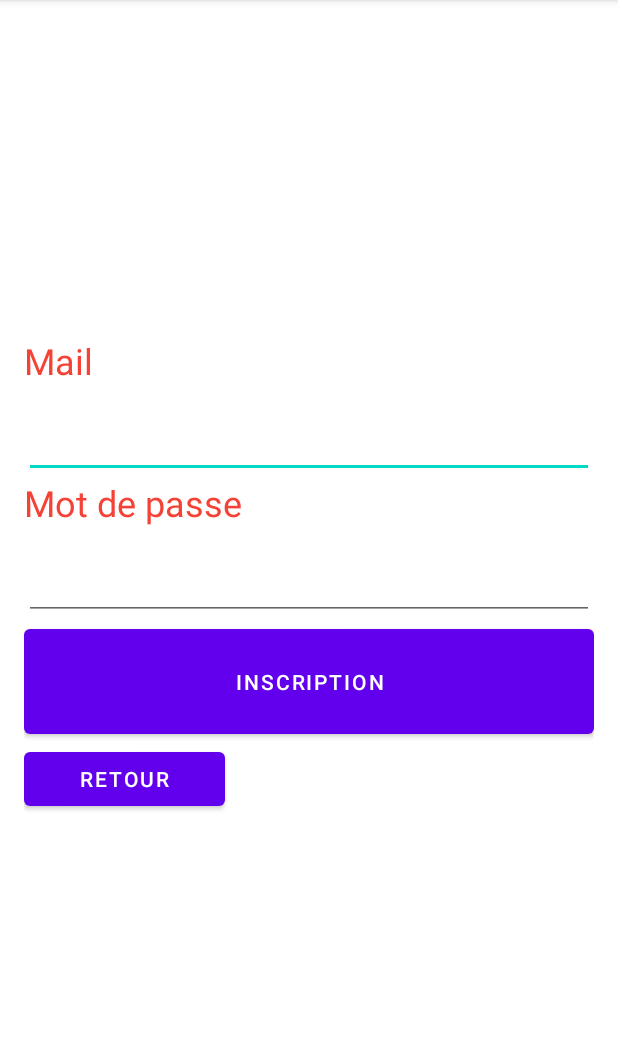
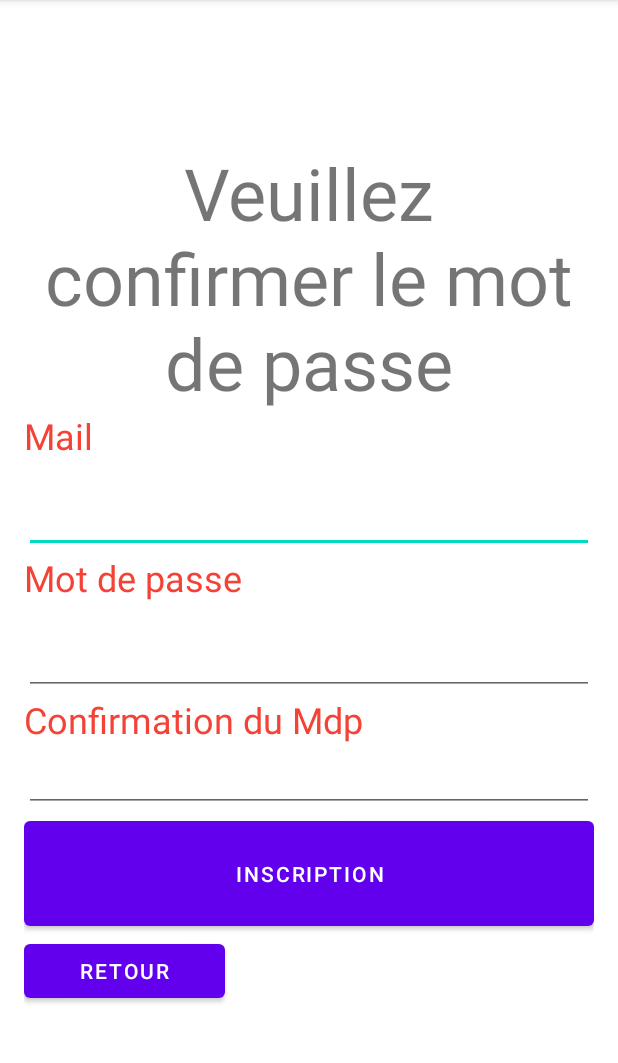
Before and after one commit to CodersClassroom/projet-BoBynou, an Android app: the Sign_upActivity screen opened directly, with no data from a screen before it, after a tap on "INSCRIPTION", on a phone screen of 412 x 824 dp, the part 84-1147 px from its top. Run offline under Robolectric (Android 15) with nearby library versions, the phone set to English and light mode, and no system bars; our stand-ins replace Firebase (no records; nobody signed in at launch, a user with empty details on screens opened directly).

```diff
--- a/app/src/main/java/com/example/topchef/Activities/Sign_upActivity.kt
+++ b/app/src/main/java/com/example/topchef/Activities/Sign_upActivity.kt
@@ -6,6 +6,7 @@ import android.os.Bundle
 import android.util.Log
 import android.widget.Button
 import android.widget.EditText
+import android.widget.TextView
 import android.widget.Toast
 import androidx.appcompat.app.AppCompatActivity
 import com.example.topchef.R
@@ -26,7 +27,10 @@ class Sign_upActivity : AppCompatActivity() {
 
             val email = findViewById<EditText>(R.id.Mail)
             val mdp = findViewById<EditText>(R.id.MotdePasse)
+            val confirmMdp = findViewById<EditText>(R.id.ConfirmMdp)
+            val Title = findViewById<TextView>(R.id.textView4)
 
+            if (mdp == confirmMdp && mdp.text.toString() != null && confirmMdp.text.toString() != null && email.text.toString() != null){
                 auth.createUserWithEmailAndPassword(email.text.toString(), mdp.text.toString())
                     .addOnCompleteListener(this) { task ->
                         if (task.isSuccessful) {
@@ -43,6 +47,11 @@ class Sign_upActivity : AppCompatActivity() {
                         }
                     }
             }
+            else{
+                Title.setText("Veuillez confirmer le mot de passe")
+            }
+
+        }
         val retourClick = findViewById<Button>(R.id.retour_button)
         retourClick.setOnClickListener {
             val intent = Intent(this@Sign_upActivity, MainActivity::class.java)
--- a/app/src/main/res/layout/activity_sign_up.xml
+++ b/app/src/main/res/layout/activity_sign_up.xml
@@ -12,8 +12,19 @@
         android:layout_width="match_parent"
         android:layout_height="wrap_content"
         android:layout_centerInParent="true"
-        android:layout_margin="16dp"
+        android:layout_marginStart="16dp"
+        android:layout_marginTop="16dp"
+        android:layout_marginEnd="16dp"
+        android:layout_marginBottom="16dp"
         android:orientation="vertical">
+
+        <TextView
+            android:id="@+id/textView4"
+            android:layout_width="match_parent"
+            android:layout_height="wrap_content"
+            android:text="S'inscrire"
+            android:textAlignment="center"
+            android:textSize="48sp" />
 
         <TextView
             android:id="@+id/textView"
@@ -23,6 +34,7 @@
             android:textAlignment="viewStart"
             android:textColor="#F44336"
             android:textSize="24sp" />
+
         <EditText
             android:id="@+id/Mail"
             android:layout_width="match_parent"
@@ -46,6 +58,21 @@
             android:ems="10"
             android:inputType="textPassword" />
 
+        <TextView
+            android:id="@+id/textView5"
+            android:layout_width="match_parent"
+            android:layout_height="wrap_content"
+            android:text="Confirmation du Mdp"
+            android:textColor="#F44336"
+            android:textSize="24sp" />
+
+        <EditText
+            android:id="@+id/ConfirmMdp"
+            android:layout_width="match_parent"
+            android:layout_height="wrap_content"
+            android:ems="10"
+            android:inputType="textPassword" />
+
         <Button
             android:id="@+id/inscription_button"
             android:layout_width="match_parent"
```
Also changed, not shown: app/src/main/java/com/example/topchef/Activities/MainActivity.kt (+12 -3 lines), app/src/main/res/layout/activity_main.xml (+8 -0 lines). Lines whose indentation alone changed are shown as unchanged.
